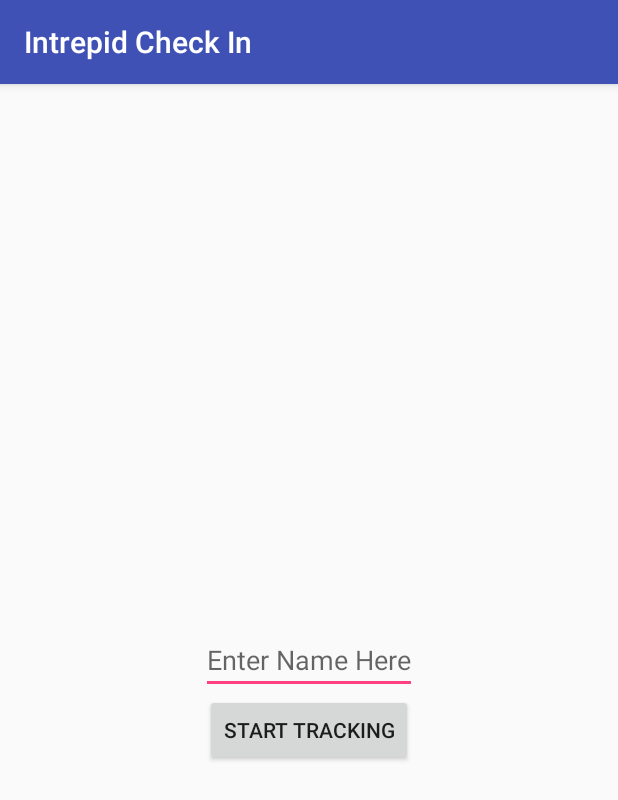
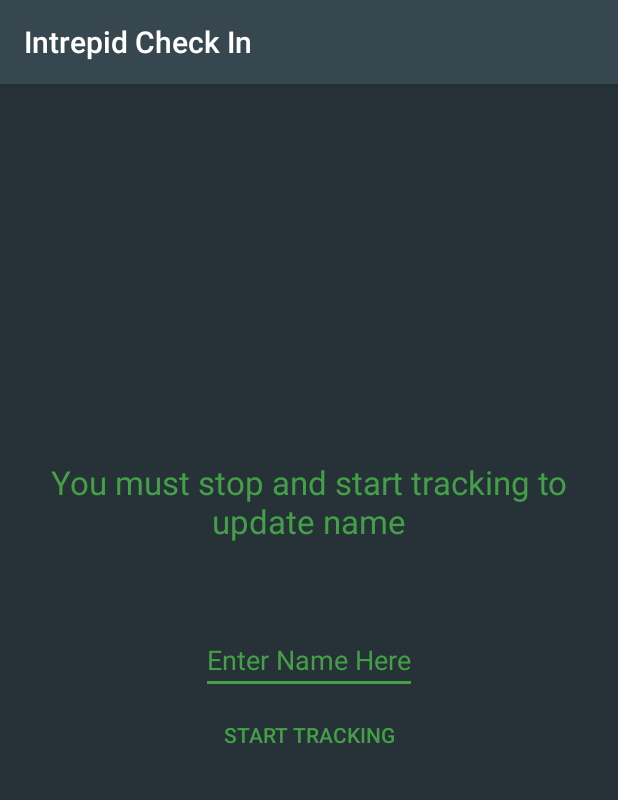
Before and after one commit to memobelt/IntrepidCheckIn, an Android app: the screen it shows after launch (MainActivity before the commit, TrackingActivity after it), after a tap on "STOP TRACKING", on a phone screen of 412 x 824 dp. Shown: the top 800 px of the screen. Run offline under Robolectric (Android 15) with nearby library versions, the phone set to English and light mode, and no system bars; our stand-ins replace ButterKnife, EventBus; 1 other tap on this screen came first.

Commit message:
Refactored code. Edited notification to update button.

```diff
--- a/app/build.gradle
+++ b/app/build.gradle
@@ -1,4 +1,6 @@
 apply plugin: 'com.android.application'
+apply plugin: 'android-apt'
+
 
 android {
     compileSdkVersion 23
@@ -25,5 +27,8 @@ dependencies {
     compile 'com.android.support:appcompat-v7:23.4.0'
     compile 'com.google.android.gms:play-services-location:9.0.2'
     compile 'com.squareup.okhttp3:okhttp:3.3.1'
+    compile 'org.greenrobot:eventbus:3.0.0'
+    compile 'com.jakewharton:butterknife:8.0.1'
+    apt 'com.jakewharton:butterknife-compiler:8.0.1'
 
 }
--- a/app/src/main/AndroidManifest.xml
+++ b/app/src/main/AndroidManifest.xml
@@ -11,7 +11,7 @@
         android:label="@string/app_name"
         android:supportsRtl="true"
         android:theme="@style/AppTheme">
-        <activity android:name=".MainActivity">
+        <activity android:name=".TrackingActivity">
             <intent-filter>
                 <action android:name="android.intent.action.MAIN" />
 
@@ -25,7 +25,7 @@
             android:exported="true" />
 
         <service
-            android:name=".SlackMessage"
+            android:name=".SlackMessageService"
             android:exported="false"></service>
     </application>
 
--- a/app/src/main/java/com/intrepid/intrepidcheckin/Constants.java
+++ b/app/src/main/java/com/intrepid/intrepidcheckin/Constants.java
@@ -1,8 +1,5 @@
 package com.intrepid.intrepidcheckin;
 
-/**
- * Created by Memo on 6/8/16.
- */
 public class Constants {
     public static final String NAME = "name";
     public static final String FLAG = "flag";
--- a/app/src/main/java/com/intrepid/intrepidcheckin/MainActivity.java
+++ /dev/null
@@ -1,79 +0,0 @@
-package com.intrepid.intrepidcheckin;
-
-import android.app.AlarmManager;
-import android.app.PendingIntent;
-import android.content.Intent;
-import android.support.v7.app.AppCompatActivity;
-import android.os.Bundle;
-import android.util.Log;
-import android.view.View;
-import android.widget.Button;
-import android.widget.EditText;
-
-import java.util.Calendar;
-
-public class MainActivity extends AppCompatActivity {
-
-    public static final int FIFTEEN_MINUTES = 15 * 60 * 1000;
-    private Calendar cal;
-    private Intent locationIntent;
-    private PendingIntent locationPendingIntent;
-    private AlarmManager alarmManager;
-    private EditText etName;
-    private Button btnStartTracking;
-    private Button btnStopTracking;
-
-    @Override
-    protected void onCreate(Bundle savedInstanceState) {
-        super.onCreate(savedInstanceState);
-        setContentView(R.layout.activity_main);
-        cal = Calendar.getInstance();
-        locationIntent = new Intent(this, LocationService.class);
-        alarmManager = (AlarmManager) getSystemService(ALARM_SERVICE);
-        etName = (EditText) findViewById(R.id.etName);
-        btnStopTracking = (Button) findViewById(R.id.btnStopTracking);
-        btnStartTracking = (Button) findViewById(R.id.btnStartTracking);
-
-    }
-
-    public void startTracking(View v) {
-        String name = etName.getText().toString();
-        if (!name.isEmpty()) {
-            locationIntent.putExtra(Constants.NAME, name);
-        }
-        locationPendingIntent = PendingIntent.getService(this, 0, locationIntent, 0);
-        alarmManager.setInexactRepeating(AlarmManager.RTC_WAKEUP, cal.getTimeInMillis(),
-                FIFTEEN_MINUTES, locationPendingIntent);
-        setStopButton();
-    }
-
-    public void stopTracking(View v) {
-        alarmManager.cancel(locationPendingIntent);
-        PendingIntent service = PendingIntent.getService(this, 0, locationIntent, PendingIntent.FLAG_NO_CREATE);
-        if (service != null) {
-            stopService(locationIntent);
-            service.cancel();
-        }
-        setStartButton();
-    }
-
-    public void setStopButton() {
-        btnStartTracking.setVisibility(View.GONE);
-        btnStopTracking.setVisibility(View.VISIBLE);
-    }
-
-    public void setStartButton() {
-        btnStopTracking.setVisibility(View.GONE);
-        btnStartTracking.setVisibility(View.VISIBLE);
-    }
-
-    @Override
-    protected void onResume() {
-        super.onResume();
-        if (PendingIntent.getService(this, 0, locationIntent, PendingIntent.FLAG_NO_CREATE) != null) {
-            setStopButton();
-        } else {
-            setStartButton();
-        }
-    }
-}
--- /dev/null
+++ b/app/src/main/java/com/intrepid/intrepidcheckin/TrackingActivity.java
@@ -0,0 +1,123 @@
+package com.intrepid.intrepidcheckin;
+
+import android.app.AlarmManager;
+import android.app.PendingIntent;
+import android.content.Context;
+import android.content.Intent;
+import android.support.v7.app.AppCompatActivity;
+import android.os.Bundle;
+import android.view.View;
+import android.widget.Button;
+import android.widget.EditText;
+
+import org.greenrobot.eventbus.EventBus;
+import org.greenrobot.eventbus.Subscribe;
+
+import java.util.Calendar;
+
+import butterknife.BindView;
+import butterknife.ButterKnife;
+import butterknife.OnClick;
+
+public class TrackingActivity extends AppCompatActivity {
+
+    public static final int FIFTEEN_MINUTES = 15 * 1000;
+    private Calendar cal;
+    private AlarmManager alarmManager;
+    private Intent locationIntent;
+
+    @BindView(R.id.et_name)
+    EditText etName;
+
+    @BindView(R.id.btn_start_tracking)
+    Button btnStartTracking;
+
+    @BindView(R.id.btn_stop_tracking)
+    Button btnStopTracking;
+
+    @Override
+    protected void onCreate(Bundle savedInstanceState) {
+        super.onCreate(savedInstanceState);
+        setContentView(R.layout.activity_tracking);
+
+        ButterKnife.bind(this);
+
+        cal = Calendar.getInstance();
+        alarmManager = (AlarmManager) getSystemService(ALARM_SERVICE);
+        locationIntent = new Intent(this, LocationService.class);
+    }
+
+    public static void stopBackgroundTracking(Context context){
+        Intent locationIntent = new Intent(context, LocationService.class);
+        AlarmManager alarmManager = (AlarmManager) context.getSystemService(ALARM_SERVICE);
+        PendingIntent service = PendingIntent.getService(context, 0, locationIntent, PendingIntent.FLAG_NO_CREATE);
+        alarmManager.cancel(service);
+        if (service != null) {
+            context.stopService(locationIntent);
+            service.cancel();
+        }
+    }
+
+    @OnClick(R.id.btn_start_tracking)
+    public void startTracking() {
+        String name = etName.getText().toString();
+        if (!name.isEmpty()) {
+            locationIntent.putExtra(Constants.NAME, name);
+        }
+        PendingIntent locationPendingIntent = PendingIntent.getService(this, 0, locationIntent, 0);
+        alarmManager.setInexactRepeating(AlarmManager.RTC_WAKEUP, cal.getTimeInMillis(),
+                FIFTEEN_MINUTES, locationPendingIntent);
+        setStopButton();
+    }
+
+    @OnClick(R.id.btn_stop_tracking)
+    public void stopTracking(View v) {
+        stopBackgroundTracking(this);
+        setStartButton();
+    }
+
+    public void setStopButton() {
+        btnStartTracking.setVisibility(View.GONE);
+        btnStopTracking.setVisibility(View.VISIBLE);
+    }
+
+
+    public void setStartButton() {
+        btnStartTracking.setVisibility(View.VISIBLE);
+        btnStopTracking.setVisibility(View.GONE);
+    }
+
+    @Subscribe
+    public void onEvent(String msg){
+        runOnUiThread(new Runnable() {
+            @Override
+            public void run() {
+                setStartButton();
+            }
+        });
+    }
+
+    @Override
+    protected void onResume() {
+        super.onResume();
+        //if the app is currently tracking display stop button
+        if (PendingIntent.getService(this, 0, locationIntent, PendingIntent.FLAG_NO_CREATE) != null) {
+            setStopButton();
+        } else {
+            setStartButton();
+        }
+    }
+
+    @Override
+    protected void onStart() {
+        super.onStart();
+        EventBus.getDefault().register(this);
+    }
+
+    @Override
+    protected void onStop() {
+        EventBus.getDefault().unregister(this);
+        super.onStop();
+    }
+
+}
--- a/app/src/main/res/layout/activity_main.xml
+++ /dev/null
@@ -1,43 +0,0 @@
-<?xml version="1.0" encoding="utf-8"?>
-<RelativeLayout xmlns:android="http://schemas.android.com/apk/res/android"
-    xmlns:tools="http://schemas.android.com/tools"
-    android:layout_width="match_parent"
-    android:layout_height="match_parent"
-    android:paddingBottom="@dimen/activity_vertical_margin"
-    android:paddingLeft="@dimen/activity_horizontal_margin"
-    android:paddingRight="@dimen/activity_horizontal_margin"
-    android:paddingTop="@dimen/activity_vertical_margin"
-    tools:context="com.intrepid.intrepidcheckin.MainActivity">
-
-    <EditText
-        android:layout_width="wrap_content"
-        android:layout_height="wrap_content"
-        android:id="@+id/etName"
-        android:layout_centerVertical="true"
-        android:layout_centerHorizontal="true"
-        android:hint="@string/enter_name"/>
-
-    <LinearLayout
-        android:layout_width="wrap_content"
-        android:layout_height="wrap_content"
-        android:layout_below="@+id/etName"
-        android:layout_centerHorizontal="true">
-
-        <Button
-            android:layout_width="wrap_content"
-            android:layout_height="wrap_content"
-            android:text="@string/Start"
-            android:id="@+id/btnStartTracking"
-            android:onClick="startTracking"/>
-
-        <Button
-            android:layout_width="wrap_content"
-            android:layout_height="wrap_content"
-            android:text="@string/Stop"
-            android:id="@+id/btnStopTracking"
-            android:onClick="stopTracking"/>
-
-    </LinearLayout>
-
-
-</RelativeLayout>
--- /dev/null
+++ b/app/src/main/res/layout/activity_tracking.xml
@@ -0,0 +1,64 @@
+<?xml version="1.0" encoding="utf-8"?>
+<RelativeLayout xmlns:android="http://schemas.android.com/apk/res/android"
+    xmlns:tools="http://schemas.android.com/tools"
+    android:layout_width="match_parent"
+    android:layout_height="match_parent"
+    android:background="#263238"
+    android:paddingBottom="@dimen/activity_vertical_margin"
+    android:paddingLeft="@dimen/activity_horizontal_margin"
+    android:paddingRight="@dimen/activity_horizontal_margin"
+    android:paddingTop="@dimen/activity_vertical_margin"
+    tools:context=".TrackingActivity"
+    >
+
+    <TextView
+        android:id="@+id/textView"
+        android:layout_width="wrap_content"
+        android:layout_height="wrap_content"
+        android:layout_above="@+id/et_name"
+        android:layout_centerHorizontal="true"
+        android:layout_marginBottom="55dp"
+        android:gravity="center"
+        android:text="@string/you_must_stop_and_start_tracking_to_update_name"
+        android:textAppearance="?android:attr/textAppearanceLarge"
+        android:textColor="@color/colorAccent"
+        />
+
+    <EditText
+        android:id="@+id/et_name"
+        android:layout_width="wrap_content"
+        android:layout_height="wrap_content"
+        android:layout_centerHorizontal="true"
+        android:layout_centerVertical="true"
+        android:hint="@string/enter_name"
+        android:textColor="@color/colorAccent"
+        android:textColorHint="@color/colorAccent"
+        />
+
+    <LinearLayout
+        android:layout_width="wrap_content"
+        android:layout_height="wrap_content"
+        android:layout_below="@+id/et_name"
+        android:layout_centerHorizontal="true"
+        >
+
+        <Button
+            android:id="@+id/btn_start_tracking"
+            style="?android:attr/buttonBarButtonStyle"
+            android:layout_width="wrap_content"
+            android:layout_height="wrap_content"
+            android:text="@string/Start"
+            />
+
+        <Button
+            android:id="@+id/btn_stop_tracking"
+            style="?android:attr/buttonBarButtonStyle"
+            android:layout_width="wrap_content"
+            android:layout_height="wrap_content"
+            android:text="@string/Stop"
+            />
+
+    </LinearLayout>
+
+
+</RelativeLayout>
--- a/app/src/main/res/values/colors.xml
+++ b/app/src/main/res/values/colors.xml
@@ -1,6 +1,6 @@
 <?xml version="1.0" encoding="utf-8"?>
 <resources>
-    <color name="colorPrimary">#3F51B5</color>
-    <color name="colorPrimaryDark">#303F9F</color>
-    <color name="colorAccent">#FF4081</color>
+    <color name="colorPrimary">#37474f</color>
+    <color name="colorPrimaryDark">#546e7a</color>
+    <color name="colorAccent">#43a047</color>
 </resources>
--- a/app/src/main/res/values/strings.xml
+++ b/app/src/main/res/values/strings.xml
@@ -8,4 +8,5 @@
     <string name="post">Post</string>
     <string name="cancel">Cancel</string>
     <string name="stop">Stop</string>
+    <string name="you_must_stop_and_start_tracking_to_update_name">You must stop and start tracking to update name</string>
 </resources>
--- a/build.gradle
+++ b/build.gradle
@@ -3,9 +3,11 @@
 buildscript {
     repositories {
         jcenter()
+        mavenCentral()
     }
     dependencies {
         classpath 'com.android.tools.build:gradle:2.1.2'
+        classpath 'com.neenbedankt.gradle.plugins:android-apt:1.8'
 
         // NOTE: Do not place your application dependencies here; they belong
         // in the individual module build.gradle files
```
Also changed, not shown: app/src/main/java/com/intrepid/intrepidcheckin/LocationService.java (+25 -22 lines), app/src/main/java/com/intrepid/intrepidcheckin/SlackMessageService.java (added, +88 -0 lines).
